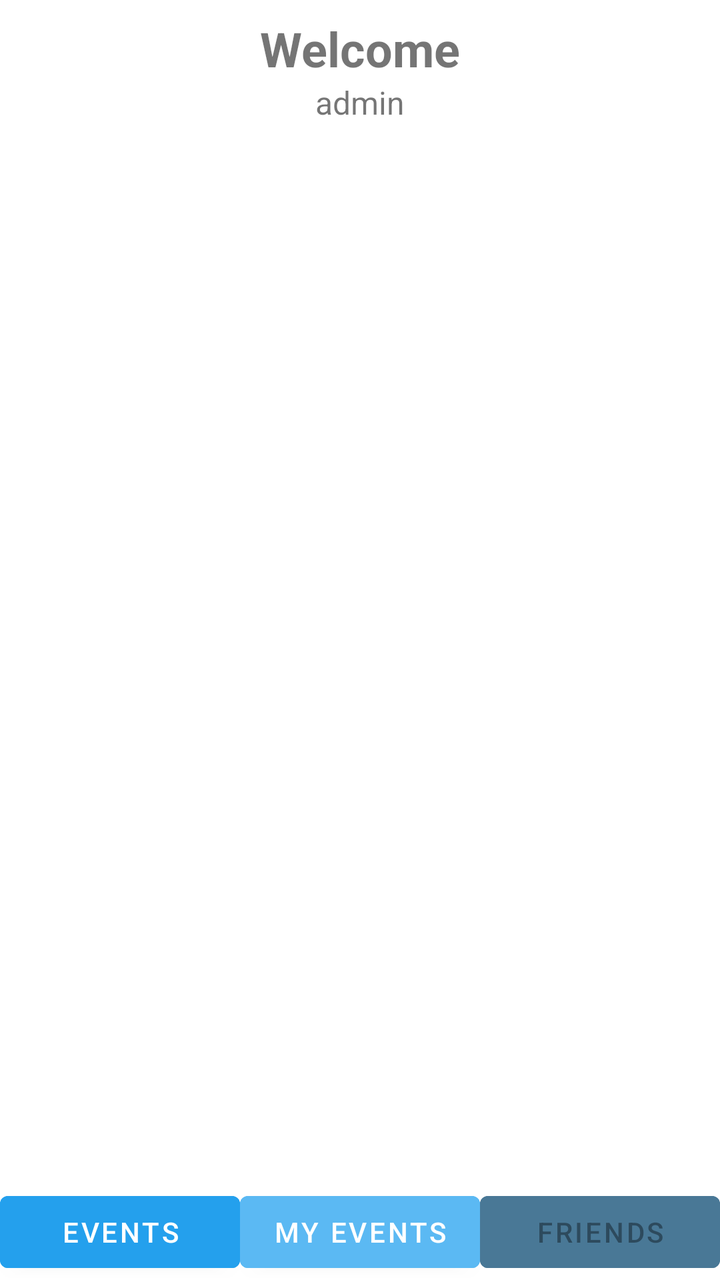
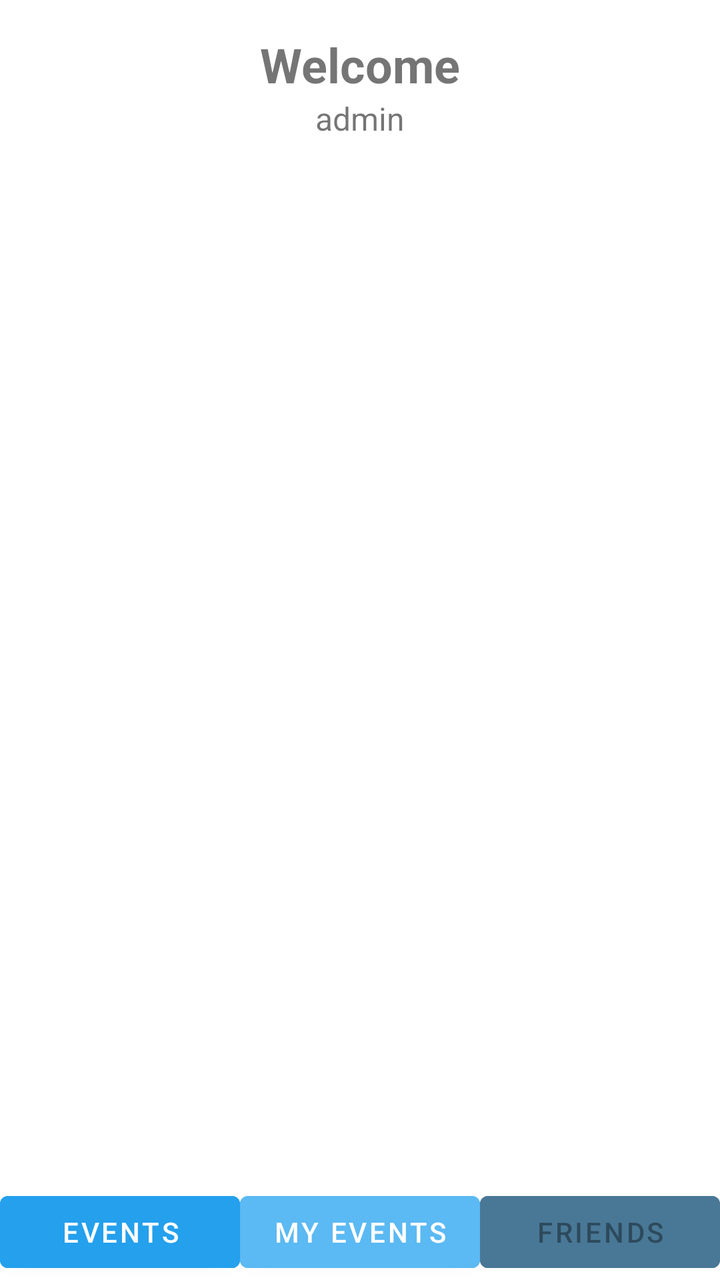

An Android layout rendered at two revisions. The XML below is the earlier revision; the diff shows what the commit changed to produce the second picture.
<!-- AndroidManifest.xml: application theme Theme.EventsApp -->
<!-- res/layout/activity_events.xml -->
<?xml version="1.0" encoding="utf-8"?>
<LinearLayout xmlns:android="http://schemas.android.com/apk/res/android"
    xmlns:app="http://schemas.android.com/apk/res-auto"
    xmlns:tools="http://schemas.android.com/tools"
    android:id="@+id/events"
    android:layout_width="match_parent"
    android:layout_height="match_parent"
    tools:context=".EventsActivity"
    android:orientation="vertical">

    <LinearLayout
        android:layout_width="match_parent"
        android:layout_height="wrap_content"
        android:orientation="vertical"
        android:paddingTop="8dp"
        >

        <TextView
            android:layout_width="wrap_content"
            android:layout_height="wrap_content"
            android:layout_gravity="center"
            android:text="@string/welcome"
            android:textStyle="bold"
            android:textSize="24sp"
            />

        <TextView
            android:id="@+id/textUsername"
            android:layout_width="wrap_content"
            android:layout_height="0dp"
            android:layout_weight="1"
            android:layout_gravity="center"
            android:text="@string/admin"
            android:textSize="16sp"
            />

    </LinearLayout>


    <LinearLayout
        android:id="@+id/fragmentLayout"
        android:layout_width="match_parent"
        android:layout_height="0dp"
        android:layout_weight="1"
        android:orientation="vertical"
        />


    <LinearLayout
        android:layout_width="match_parent"
        android:layout_height="wrap_content"
        android:orientation="horizontal"
        android:layout_gravity="bottom"
        >

        <Button
            android:id="@+id/btnEvents"
            android:layout_width="0dp"
            android:layout_height="wrap_content"
            android:text="@string/events"
            android:layout_weight="1"
            android:backgroundTint="@color/blue"
            />

        <Button
            android:id="@+id/btnMyEvents"
            android:layout_width="0dp"
            android:layout_height="wrap_content"
            android:text="@string/my_events"
            android:layout_weight="1"
            android:backgroundTint="@color/blue_light"
            />

        <Button
            android:id="@+id/btnFriends"
            android:layout_width="0dp"
            android:layout_height="wrap_content"
            android:text="@string/friends"
            android:layout_weight="1"
            android:backgroundTint="@color/blue_grey"
            android:enabled="false"
            />

    </LinearLayout>

</LinearLayout>
<!-- resources referenced by this layout -->
<resources>
  <color name="blue">#24A0ED</color>
  <color name="blue_grey">#497896</color>
  <color name="blue_light">#5BB9F3</color>
  <string name="admin">admin</string>
  <string name="events">events</string>
  <string name="friends">friends</string>
  <string name="my_events">my events</string>
  <string name="welcome">Welcome</string>
  <style name="Theme.EventsApp" parent="Theme.MaterialComponents.DayNight.DarkActionBar">
          
          <item name="colorPrimary">@color/purple_500</item>
          <item name="colorPrimaryVariant">@color/purple_700</item>
          <item name="colorOnPrimary">@color/white</item>
          
          <item name="colorSecondary">@color/teal_200</item>
          <item name="colorSecondaryVariant">@color/teal_700</item>
          <item name="colorOnSecondary">@color/black</item>
          
          <item name="android:statusBarColor">?attr/colorPrimaryVariant</item>
          
      </style>
  <color name="purple_500">#FF6200EE</color>
  <color name="purple_700">#FF3700B3</color>
  <color name="white">#FFFFFFFF</color>
  <color name="teal_200">#FF03DAC5</color>
  <color name="teal_700">#FF018786</color>
  <color name="black">#FF000000</color>
</resources>

<!-- the commit's change to res/layout/activity_events.xml (unified diff, before → after) -->
@@ -12,7 +12,7 @@
         android:layout_width="match_parent"
         android:layout_height="wrap_content"
         android:orientation="vertical"
-        android:paddingTop="8dp"
+        android:paddingVertical="16dp" 
         >
 
         <TextView
